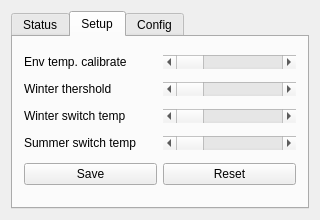
Old version of the form QtProj/WsRemoteControl/wsremotecontrol.ui in the repository shaoyie/WaterSwitch.
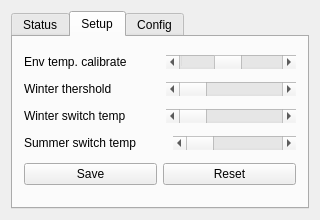
New version of the form. The open tabs and pages were chosen to show the change. Icons and pictures are not drawn.

Diff of the .ui file:
```diff
--- a/QtProj/WsRemoteControl/wsremotecontrol.ui
+++ b/QtProj/WsRemoteControl/wsremotecontrol.ui
@@ -440,7 +440,7 @@
       </attribute>
       <layout class="QVBoxLayout" name="verticalLayout_2">
        <item>
-        <layout class="QHBoxLayout" name="horizontalLayout_4">
+        <layout class="QHBoxLayout" name="horizontalLayout_4" stretch="4,1,5">
          <item>
           <widget class="QLabel" name="label_2">
            <property name="text">
@@ -449,7 +449,23 @@
           </widget>
          </item>
          <item>
-          <widget class="QScrollBar" name="horizontalScrollBar">
+          <widget class="QLabel" name="caliLabel">
+           <property name="text">
+            <string/>
+           </property>
+          </widget>
+         </item>
+         <item>
+          <widget class="QScrollBar" name="caliScrollBar">
+           <property name="minimum">
+            <number>200</number>
+           </property>
+           <property name="maximum">
+            <number>400</number>
+           </property>
+           <property name="value">
+            <number>293</number>
+           </property>
            <property name="orientation">
             <enum>Qt::Horizontal</enum>
            </property>
@@ -458,7 +474,7 @@
         </layout>
        </item>
        <item>
-        <layout class="QHBoxLayout" name="horizontalLayout_5">
+        <layout class="QHBoxLayout" name="horizontalLayout_5" stretch="4,1,5">
          <item>
           <widget class="QLabel" name="label_3">
            <property name="text">
@@ -467,7 +483,14 @@
           </widget>
          </item>
          <item>
-          <widget class="QScrollBar" name="horizontalScrollBar_2">
+          <widget class="QLabel" name="winterThresholdLabel">
+           <property name="text">
+            <string/>
+           </property>
+          </widget>
+         </item>
+         <item>
+          <widget class="QScrollBar" name="winterThresholdScrollBar">
            <property name="orientation">
             <enum>Qt::Horizontal</enum>
            </property>
@@ -476,7 +499,7 @@
         </layout>
        </item>
        <item>
-        <layout class="QHBoxLayout" name="horizontalLayout_6">
+        <layout class="QHBoxLayout" name="horizontalLayout_6" stretch="4,1,5">
          <item>
           <widget class="QLabel" name="label_4">
            <property name="text">
@@ -485,7 +508,14 @@
           </widget>
          </item>
          <item>
-          <widget class="QScrollBar" name="horizontalScrollBar_3">
+          <widget class="QLabel" name="winterSwitchTempLabel">
+           <property name="text">
+            <string/>
+           </property>
+          </widget>
+         </item>
+         <item>
+          <widget class="QScrollBar" name="winterSwitchTempScrollBar">
            <property name="orientation">
             <enum>Qt::Horizontal</enum>
            </property>
@@ -494,7 +524,7 @@
         </layout>
        </item>
        <item>
-        <layout class="QHBoxLayout" name="horizontalLayout_7">
+        <layout class="QHBoxLayout" name="horizontalLayout_7" stretch="4,1,5">
          <item>
           <widget class="QLabel" name="label_5">
            <property name="text">
@@ -503,7 +533,14 @@
           </widget>
          </item>
          <item>
-          <widget class="QScrollBar" name="horizontalScrollBar_4">
+          <widget class="QLabel" name="summerSwitchTempLabel">
+           <property name="text">
+            <string/>
+           </property>
+          </widget>
+         </item>
+         <item>
+          <widget class="QScrollBar" name="summerSwitchTempScrollBar">
            <property name="orientation">
             <enum>Qt::Horizontal</enum>
            </property>
```
Left out of the diff: 62 changed lines with no effect on the pictures.
